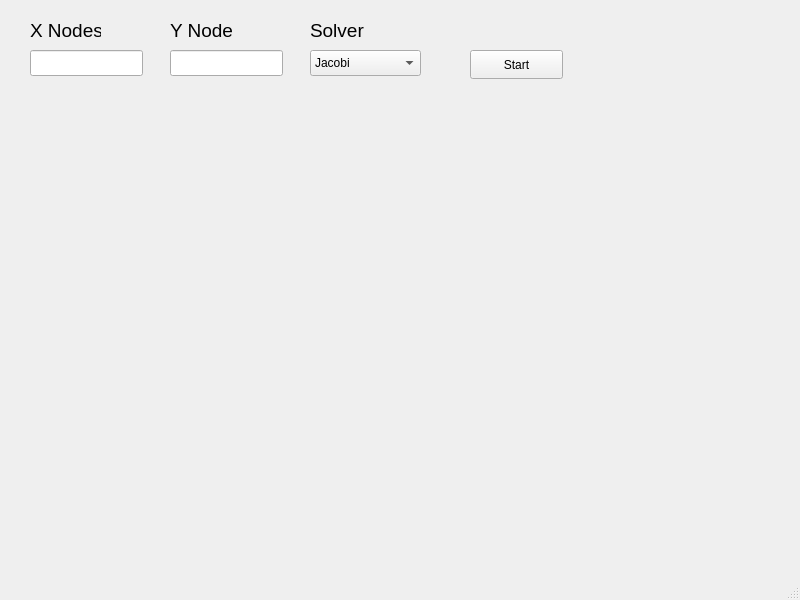
koich-dd/PDE-Solver, file src/mainwindow.ui: the form before one commit.
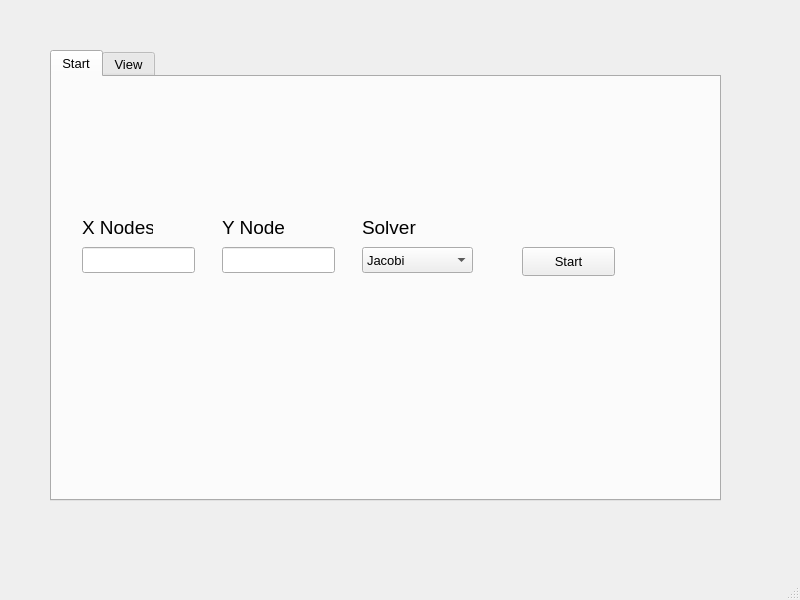
The form after the commit. The open tabs and pages were chosen to show the change.

Diff of the .ui file:
```diff
--- a/src/mainwindow.ui
+++ b/src/mainwindow.ui
@@ -14,29 +14,55 @@
    <string>MainWindow</string>
   </property>
   <widget class="QWidget" name="centralwidget">
-   <widget class="QLabel" name="label">
+   <widget class="QTabWidget" name="tabWidget">
     <property name="geometry">
      <rect>
-      <x>30</x>
-      <y>20</y>
-      <width>71</width>
-      <height>21</height>
+      <x>50</x>
+      <y>50</y>
+      <width>671</width>
+      <height>451</height>
      </rect>
     </property>
     <property name="font">
      <font>
-      <pointsize>14</pointsize>
+      <pointsize>10</pointsize>
      </font>
     </property>
+    <property name="currentIndex">
+     <number>1</number>
+    </property>
+    <widget class="QWidget" name="tab">
+     <attribute name="title">
+      <string>Start</string>
+     </attribute>
+     <widget class="QPushButton" name="pushButton">
+      <property name="geometry">
+       <rect>
+        <x>470</x>
+        <y>170</y>
+        <width>93</width>
+        <height>29</height>
+       </rect>
+      </property>
     <property name="text">
-     <string>X Nodes</string>
+       <string>Start</string>
+      </property>
+     </widget>
+     <widget class="QLineEdit" name="lineEdit">
+      <property name="geometry">
+       <rect>
+        <x>30</x>
+        <y>170</y>
+        <width>113</width>
+        <height>26</height>
+       </rect>
     </property>
    </widget>
    <widget class="QLabel" name="label_2">
     <property name="geometry">
      <rect>
       <x>170</x>
-      <y>20</y>
+        <y>140</y>
       <width>63</width>
       <height>20</height>
      </rect>
@@ -50,39 +76,11 @@
      <string>Y Nodes</string>
     </property>
    </widget>
-   <widget class="QLabel" name="label_3">
-    <property name="geometry">
-     <rect>
-      <x>310</x>
-      <y>20</y>
-      <width>63</width>
-      <height>20</height>
-     </rect>
-    </property>
-    <property name="font">
-     <font>
-      <pointsize>14</pointsize>
-     </font>
-    </property>
-    <property name="text">
-     <string>Solver</string>
-    </property>
-   </widget>
-   <widget class="QLineEdit" name="lineEdit">
-    <property name="geometry">
-     <rect>
-      <x>30</x>
-      <y>50</y>
-      <width>113</width>
-      <height>26</height>
-     </rect>
-    </property>
-   </widget>
    <widget class="QLineEdit" name="lineEdit_2">
     <property name="geometry">
      <rect>
       <x>170</x>
-      <y>50</y>
+        <y>170</y>
       <width>113</width>
       <height>26</height>
      </rect>
@@ -92,7 +90,7 @@
     <property name="geometry">
      <rect>
       <x>310</x>
-      <y>50</y>
+        <y>170</y>
       <width>111</width>
       <height>26</height>
      </rect>
@@ -108,18 +106,48 @@
      </property>
     </item>
    </widget>
-   <widget class="QPushButton" name="pushButton">
+     <widget class="QLabel" name="label">
     <property name="geometry">
      <rect>
-      <x>470</x>
-      <y>50</y>
-      <width>93</width>
-      <height>29</height>
-     </rect>
-    </property>
+        <x>30</x>
+        <y>140</y>
+        <width>71</width>
+        <height>21</height>
+       </rect>
+      </property>
+      <property name="font">
+       <font>
+        <pointsize>14</pointsize>
+       </font>
+      </property>
     <property name="text">
-     <string>Start</string>
-    </property>
+       <string>X Nodes</string>
+      </property>
+     </widget>
+     <widget class="QLabel" name="label_3">
+      <property name="geometry">
+       <rect>
+        <x>310</x>
+        <y>140</y>
+        <width>63</width>
+        <height>20</height>
+       </rect>
+      </property>
+      <property name="font">
+       <font>
+        <pointsize>14</pointsize>
+       </font>
+      </property>
+      <property name="text">
+       <string>Solver</string>
+      </property>
+     </widget>
+    </widget>
+    <widget class="QWidget" name="tab_2">
+     <attribute name="title">
+      <string>View</string>
+     </attribute>
+    </widget>
    </widget>
   </widget>
   <widget class="QMenuBar" name="menubar">
```
Left out of the diff: 2 changed lines with no effect on the pictures. Lines whose indentation alone changed are shown as unchanged.
